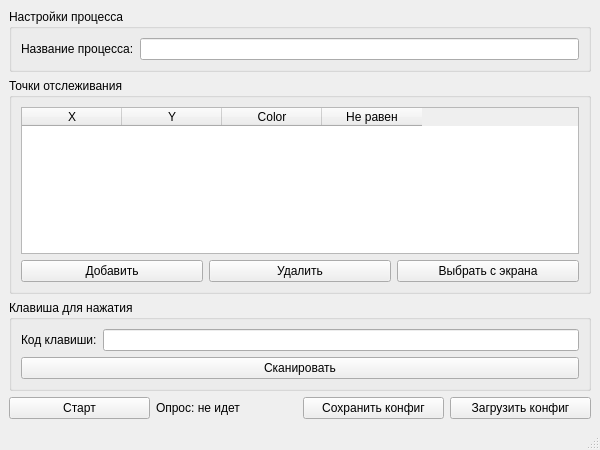
The window that mainwindow.ui (avin/poelifer) describes before a commit, drawn with Qt 5.
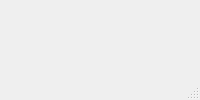
The same window after the commit.

Patch:
```diff
--- a/mainwindow.ui
+++ b/mainwindow.ui
@@ -2,165 +2,11 @@
 <ui version="4.0">
  <class>MainWindow</class>
  <widget class="QMainWindow" name="MainWindow">
-  <property name="geometry">
-   <rect>
-    <x>0</x>
-    <y>0</y>
-    <width>600</width>
-    <height>450</height>
-   </rect>
-  </property>
   <property name="windowTitle">
    <string>Мониторинг</string>
   </property>
   <widget class="QWidget" name="centralwidget">
-   <layout class="QVBoxLayout" name="verticalLayout">
-    <!-- Настройки процесса -->
-    <item>
-     <widget class="QGroupBox" name="groupBoxProcess">
-      <property name="title">
-       <string>Настройки процесса</string>
-      </property>
-      <layout class="QFormLayout" name="formLayoutProcess">
-       <item row="0" column="0">
-        <widget class="QLabel" name="labelProcess">
-         <property name="text">
-          <string>Название процесса:</string>
-         </property>
-        </widget>
-       </item>
-       <item row="0" column="1">
-        <widget class="QLineEdit" name="processLineEdit"/>
-       </item>
-      </layout>
-     </widget>
-    </item>
-    <!-- Точки отслеживания -->
-    <item>
-     <widget class="QGroupBox" name="groupBoxTracking">
-      <property name="title">
-       <string>Точки отслеживания</string>
-      </property>
-      <layout class="QVBoxLayout" name="verticalLayoutTracking">
-       <item>
-        <widget class="QTableWidget" name="trackingTable">
-         <property name="columnCount">
-          <number>4</number>
-         </property>
-         <property name="rowCount">
-          <number>0</number>
-         </property>
-         <column>
-          <property name="text">
-           <string>X</string>
-          </property>
-         </column>
-         <column>
-          <property name="text">
-           <string>Y</string>
-          </property>
-         </column>
-         <column>
-          <property name="text">
-           <string>Color</string>
-          </property>
-         </column>
-         <column>
-          <property name="text">
-           <string>Не равен</string>
-          </property>
-         </column>
-        </widget>
-       </item>
-       <item>
-        <layout class="QHBoxLayout" name="horizontalLayoutTrackingButtons">
-         <item>
-          <widget class="QPushButton" name="addPointButton">
-           <property name="text">
-            <string>Добавить</string>
-           </property>
-          </widget>
-         </item>
-         <item>
-          <widget class="QPushButton" name="removePointButton">
-           <property name="text">
-            <string>Удалить</string>
-           </property>
-          </widget>
-         </item>
-         <item>
-          <widget class="QPushButton" name="pickTrackingButton">
-           <property name="text">
-            <string>Выбрать с экрана</string>
-           </property>
-          </widget>
-         </item>
-        </layout>
-       </item>
-      </layout>
-     </widget>
-    </item>
-    <!-- Клавиша для нажатия -->
-    <item>
-     <widget class="QGroupBox" name="groupBoxKey">
-      <property name="title">
-       <string>Клавиша для нажатия</string>
-      </property>
-      <layout class="QFormLayout" name="formLayoutKey">
-       <item row="0" column="0">
-        <widget class="QLabel" name="labelKey">
-         <property name="text">
-          <string>Код клавиши:</string>
-         </property>
-        </widget>
-       </item>
-       <item row="0" column="1">
-        <widget class="QLineEdit" name="keyLineEdit"/>
-       </item>
-       <item row="1" column="0" colspan="2">
-        <widget class="QPushButton" name="scanKeyButton">
-         <property name="text">
-          <string>Сканировать</string>
-         </property>
-        </widget>
-       </item>
-      </layout>
-     </widget>
-    </item>
-    <!-- Управляющие кнопки и статус -->
-    <item>
-     <layout class="QHBoxLayout" name="horizontalLayoutControl">
-      <item>
-       <widget class="QPushButton" name="toggleButton">
-        <property name="text">
-         <string>Старт</string>
-        </property>
-       </widget>
-      </item>
-      <item>
-       <widget class="QLabel" name="statusLabel">
-        <property name="text">
-         <string>Опрос: не идет</string>
-        </property>
-       </widget>
-      </item>
-      <item>
-       <widget class="QPushButton" name="saveConfigButton">
-        <property name="text">
-         <string>Сохранить конфиг</string>
-        </property>
-       </widget>
-      </item>
-      <item>
-       <widget class="QPushButton" name="loadConfigButton">
-        <property name="text">
-         <string>Загрузить конфиг</string>
-        </property>
-       </widget>
-      </item>
-     </layout>
-    </item>
-   </layout>
+   <layout class="QVBoxLayout" name="verticalLayoutMain"/>
   </widget>
   <widget class="QMenuBar" name="menubar">
    <property name="geometry">
```
Left out of the diff: 13 changed lines with no effect on the pictures.
